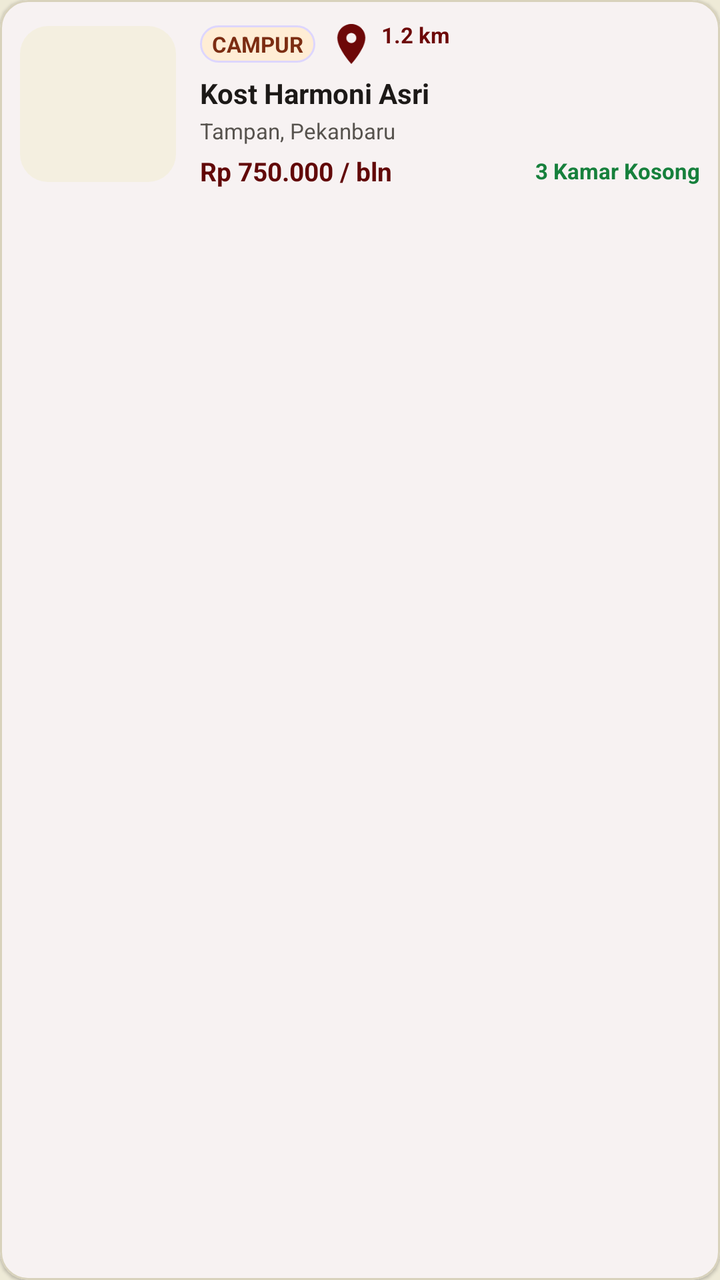
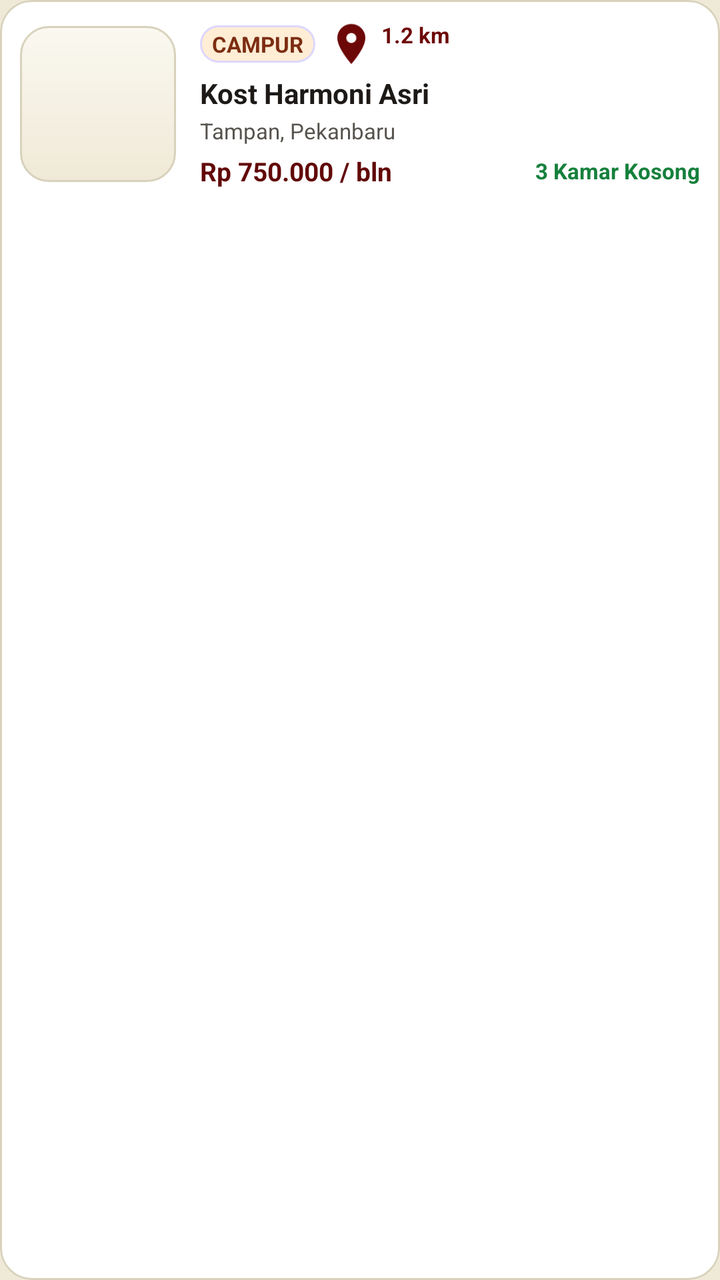

Screens rendered from an Android XML layout before and after an edit, with the pre-edit source and the edit as a unified diff.
<!-- AndroidManifest.xml: application theme Theme.CariKostKita -->
<!-- res/layout/item_kost_map_sheet.xml -->
<?xml version="1.0" encoding="utf-8"?>
<com.google.android.material.card.MaterialCardView xmlns:android="http://schemas.android.com/apk/res/android"
    xmlns:app="http://schemas.android.com/apk/res-auto"
    android:layout_width="match_parent"
    android:layout_height="wrap_content"
    android:layout_marginBottom="10dp"
    app:cardBackgroundColor="@color/surface"
    app:cardCornerRadius="14dp"
    app:cardElevation="1dp"
    app:strokeColor="@color/border_subtle"
    app:strokeWidth="1dp">

    <LinearLayout
        android:layout_width="match_parent"
        android:layout_height="wrap_content"
        android:gravity="center_vertical"
        android:orientation="horizontal"
        android:padding="10dp">

        <com.google.android.material.imageview.ShapeableImageView
            android:id="@+id/iv_sheet_kost_thumb"
            android:layout_width="78dp"
            android:layout_height="78dp"
            android:scaleType="centerCrop"
            android:src="@drawable/bg_thumb_placeholder"
            app:shapeAppearanceOverlay="@style/ShapeAppearance.MaterialComponents.MediumComponent" />

        <LinearLayout
            android:layout_width="0dp"
            android:layout_height="wrap_content"
            android:layout_marginStart="12dp"
            android:layout_weight="1"
            android:orientation="vertical">

            <LinearLayout
                android:layout_width="match_parent"
                android:layout_height="wrap_content"
                android:gravity="center_vertical"
                android:orientation="horizontal">

                <TextView
                    android:id="@+id/tv_sheet_kost_tipe"
                    android:layout_width="wrap_content"
                    android:layout_height="wrap_content"
                    android:background="@drawable/bg_badge_campur"
                    android:paddingHorizontal="6dp"
                    android:paddingVertical="2dp"
                    android:text="CAMPUR"
                    android:textColor="@color/badge_campur"
                    android:textSize="11sp"
                    android:textStyle="bold" />

                <TextView
                    android:id="@+id/tv_sheet_kost_distance"
                    android:layout_width="wrap_content"
                    android:layout_height="wrap_content"
                    android:layout_marginStart="6dp"
                    android:drawableStart="@drawable/ic_location_pin"
                    android:drawablePadding="3dp"
                    android:drawableTint="@color/primary"
                    android:text="1.2 km"
                    android:textColor="@color/primary"
                    android:textSize="11sp"
                    android:textStyle="bold" />
            </LinearLayout>

            <TextView
                android:id="@+id/tv_sheet_kost_name"
                android:layout_width="match_parent"
                android:layout_height="wrap_content"
                android:layout_marginTop="3dp"
                android:ellipsize="end"
                android:maxLines="1"
                android:text="Kost Harmoni Asri"
                android:textColor="@color/text_primary"
                android:textSize="14sp"
                android:textStyle="bold" />

            <TextView
                android:id="@+id/tv_sheet_kost_address"
                android:layout_width="match_parent"
                android:layout_height="wrap_content"
                android:layout_marginTop="2dp"
                android:ellipsize="end"
                android:maxLines="1"
                android:text="Tampan, Pekanbaru"
                android:textColor="@color/text_secondary"
                android:textSize="11sp" />

            <LinearLayout
                android:layout_width="match_parent"
                android:layout_height="wrap_content"
                android:layout_marginTop="4dp"
                android:gravity="center_vertical"
                android:orientation="horizontal">

                <TextView
                    android:id="@+id/tv_sheet_kost_price"
                    android:layout_width="0dp"
                    android:layout_height="wrap_content"
                    android:layout_weight="1"
                    android:text="Rp 750.000 / bln"
                    android:textColor="@color/primary_dark"
                    android:textSize="13sp"
                    android:textStyle="bold" />

                <TextView
                    android:id="@+id/tv_sheet_kost_rooms"
                    android:layout_width="wrap_content"
                    android:layout_height="wrap_content"
                    android:text="3 Kamar Kosong"
                    android:textColor="@color/status_tersedia"
                    android:textSize="11sp"
                    android:textStyle="bold" />
            </LinearLayout>
        </LinearLayout>
    </LinearLayout>
</com.google.android.material.card.MaterialCardView>
<!-- resources referenced by this layout -->
<resources>
  <color name="badge_campur">#7C2D12</color>
  <color name="border_subtle">#D8D2BC</color>
  <color name="primary">#6D0808</color>
  <color name="primary_dark">#620808</color>
  <color name="status_tersedia">#16803C</color>
  <color name="surface">#FFFFFF</color>
  <color name="text_primary">#1C1917</color>
  <color name="text_secondary">#57534E</color>
  <!-- drawable bg_badge_campur (drawable) -->
  <?xml version="1.0" encoding="utf-8"?>
  <shape xmlns:android="http://schemas.android.com/apk/res/android">
      <solid android:color="@color/badge_campur_soft" />
      <stroke android:width="1dp" android:color="#DDD6FE" />
      <corners android:radius="99dp" />
  </shape>
  <!-- drawable bg_thumb_placeholder (drawable) -->
  <?xml version="1.0" encoding="utf-8"?>
  <shape xmlns:android="http://schemas.android.com/apk/res/android"
      android:shape="rectangle">
      <solid android:color="@color/placeholder_bg" />
      <corners android:radius="14dp" />
  </shape>
  <!-- drawable ic_location_pin (drawable) -->
  <vector xmlns:android="http://schemas.android.com/apk/res/android"
      android:width="24dp"
      android:height="24dp"
      android:viewportWidth="24"
      android:viewportHeight="24">
      <path
          android:fillColor="@color/primary"
          android:pathData="M12,2C8.13,2 5,5.13 5,9c0,5.25 7,13 7,13s7,-7.75 7,-13c0,-3.87 -3.13,-7 -7,-7zm0,9.5c-1.38,0 -2.5,-1.12 -2.5,-2.5s1.12,-2.5 2.5,-2.5 2.5,1.12 2.5,2.5 -1.12,2.5 -2.5,2.5z"/>
  </vector>
  <style name="Theme.CariKostKita" parent="Theme.Material3.DayNight.NoActionBar">
          
          <item name="colorPrimary">@color/primary</item>
          <item name="colorPrimaryDark">@color/primary_dark</item>
          <item name="colorOnPrimary">@color/on_primary</item>
          <item name="colorPrimaryContainer">@color/primary_soft</item>
          <item name="colorOnPrimaryContainer">@color/primary</item>
  
          
          <item name="android:windowBackground">@color/background</item>
          <item name="colorSurface">@color/surface</item>
          <item name="colorOnSurface">@color/text_primary</item>
          <item name="colorOutline">@color/border</item>
  
          
          <item name="android:statusBarColor">@color/primary_dark</item>
          <item name="android:windowLightStatusBar">false</item>
          <item name="android:navigationBarColor">@color/background</item>
          <item name="android:windowLightNavigationBar" tools:targetApi="o_mr1">true</item>
      </style>
  <color name="badge_campur_soft">#FFEDD5</color>
  <color name="placeholder_bg">#F4EFE0</color>
  <color name="on_primary">#EEEAD7</color>
  <color name="primary_soft">#F4EFE0</color>
  <color name="background">#EEEAD7</color>
  <color name="border">#D8D2BC</color>
</resources>

<!-- the commit's change to res/layout/item_kost_map_sheet.xml (unified diff, before → after) -->
@@ -5,8 +5,8 @@
     android:layout_height="wrap_content"
     android:layout_marginBottom="10dp"
     app:cardBackgroundColor="@color/surface"
-    app:cardCornerRadius="14dp"
-    app:cardElevation="1dp"
+    app:cardCornerRadius="16dp"
+    app:cardElevation="0dp"
     app:strokeColor="@color/border_subtle"
     app:strokeWidth="1dp">
 
<!-- resource entries referenced after the edit -->
@@ -19,7 +19,13 @@
   <?xml version="1.0" encoding="utf-8"?>
   <shape xmlns:android="http://schemas.android.com/apk/res/android"
       android:shape="rectangle">
-      <solid android:color="@color/placeholder_bg" />
+      <gradient
+          android:angle="270"
+          android:startColor="#FAF8F0"
+          android:endColor="#F0E9D7" />
+      <stroke
+          android:width="1dp"
+          android:color="@color/border_subtle" />
       <corners android:radius="14dp" />
   </shape>
   <!-- drawable ic_location_pin (drawable) -->
@@ -53,7 +59,6 @@
           <item name="android:windowLightNavigationBar" tools:targetApi="o_mr1">true</item>
       </style>
   <color name="badge_campur_soft">#FFEDD5</color>
-  <color name="placeholder_bg">#F4EFE0</color>
   <color name="on_primary">#EEEAD7</color>
   <color name="primary_soft">#F4EFE0</color>
   <color name="background">#EEEAD7</color>
